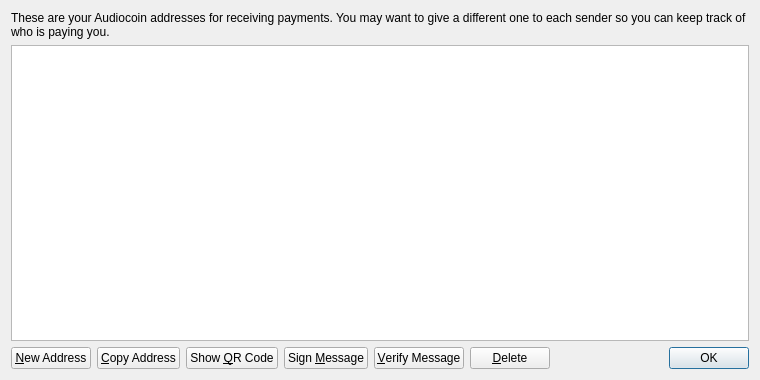
First picture: the form in src/qt/forms/addressbookpage.ui, repository aurovine/AudioCoin, before the edit.
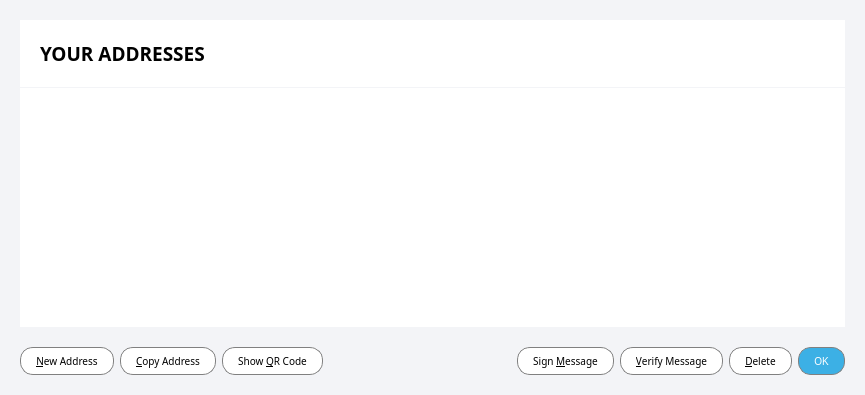
Second picture: the form after the edit. Icons and pictures are not drawn.

```diff
--- a/src/qt/forms/addressbookpage.ui
+++ b/src/qt/forms/addressbookpage.ui
@@ -6,44 +6,197 @@
    <rect>
     <x>0</x>
     <y>0</y>
-    <width>760</width>
-    <height>380</height>
+    <width>865</width>
+    <height>395</height>
    </rect>
   </property>
   <property name="windowTitle">
    <string>Address Book</string>
   </property>
-  <layout class="QVBoxLayout" name="verticalLayout">
+  <property name="styleSheet">
+   <string notr="true">QLineEdit { border: none; border-bottom: 2px solid #3cb0e5; padding: 3px 5px; background: transparent; }
+QLineEdit:disabled { border-color: #899399; }
+
+#AddressBookPage { background-color: #f3f4f7; }
+#headerWidget{ background-color: white; }
+#explanationWidget{ background-color: white; }
+#listWidget { background-color: white; }
+
+QTableView::item {
+	border: 0;
+	padding: 5px 15px;
+}
+
+QHeaderView::section {
+	font-family: 'Montserrat';
+	font-size: 10px;
+	padding: 5px 20px;
+	border: none;
+}
+
+QHeaderView::down_arrow {
+	image: url(:/icons/md/arrow_down);
+}
+
+QHeaderView::up_arrow {
+	image: url(:/icons/md/arrow_up);
+}</string>
+  </property>
+  <layout class="QVBoxLayout" name="verticalLayout" stretch="0,0">
+   <property name="spacing">
+    <number>0</number>
+   </property>
+   <property name="leftMargin">
+    <number>0</number>
+   </property>
+   <property name="topMargin">
+    <number>0</number>
+   </property>
+   <property name="rightMargin">
+    <number>0</number>
+   </property>
+   <property name="bottomMargin">
+    <number>0</number>
+   </property>
    <item>
-    <widget class="QLabel" name="labelExplanation">
+    <widget class="QWidget" name="verticalWidget" native="true">
+     <layout class="QVBoxLayout" name="verticalLayout_2" stretch="0,1">
+      <property name="spacing">
+       <number>1</number>
+      </property>
+      <property name="leftMargin">
+       <number>20</number>
+      </property>
+      <property name="topMargin">
+       <number>20</number>
+      </property>
+      <property name="rightMargin">
+       <number>20</number>
+      </property>
+      <property name="bottomMargin">
+       <number>0</number>
+      </property>
+      <item>
+       <widget class="QWidget" name="headerWidget" native="true">
+        <property name="styleSheet">
+         <string notr="true"/>
+        </property>
+        <layout class="QHBoxLayout" name="horizontalLayout_2">
+         <property name="leftMargin">
+          <number>20</number>
+         </property>
+         <property name="topMargin">
+          <number>20</number>
+         </property>
+         <property name="rightMargin">
+          <number>20</number>
+         </property>
+         <property name="bottomMargin">
+          <number>20</number>
+         </property>
+         <item>
+          <widget class="QLabel" name="title">
+           <property name="font">
+            <font>
+             <family>Montserrat</family>
+             <pointsize>14</pointsize>
+             <weight>75</weight>
+             <bold>true</bold>
+            </font>
+           </property>
      <property name="text">
-      <string>These are your Audiocoin addresses for receiving payments. You may want to give a different one to each sender so you can keep track of who is paying you.</string>
-     </property>
-     <property name="textFormat">
-      <enum>Qt::PlainText</enum>
-     </property>
-     <property name="wordWrap">
-      <bool>true</bool>
-     </property>
-    </widget>
-   </item>
+            <string>YOUR ADDRESSES</string>
+           </property>
+          </widget>
+         </item>
+         <item>
+          <spacer name="horizontalSpacer">
+           <property name="orientation">
+            <enum>Qt::Horizontal</enum>
+           </property>
+           <property name="sizeHint" stdset="0">
+            <size>
+             <width>40</width>
+             <height>0</height>
+            </size>
+           </property>
+          </spacer>
+         </item>
+         <item>
+          <widget class="QLabel" name="helpLabel">
+           <property name="text">
+            <string/>
+           </property>
+           <property name="pixmap">
+            <pixmap resource="../bitcoin.qrc">:/icons/md/question_mark_blue</pixmap>
+           </property>
+          </widget>
+         </item>
+        </layout>
+       </widget>
+      </item>
+      <item>
+       <widget class="QWidget" name="listWidget" native="true">
+        <property name="styleSheet">
+         <string notr="true"/>
+        </property>
+        <layout class="QHBoxLayout" name="listWidgetLayout">
+         <property name="leftMargin">
+          <number>0</number>
+         </property>
+         <property name="topMargin">
+          <number>0</number>
+         </property>
+         <property name="rightMargin">
+          <number>0</number>
+         </property>
+         <property name="bottomMargin">
+          <number>0</number>
+         </property>
    <item>
     <widget class="QTableView" name="tableView">
+           <property name="font">
+            <font>
+             <family>Montserrat</family>
+             <pointsize>12</pointsize>
+            </font>
+           </property>
      <property name="contextMenuPolicy">
       <enum>Qt::CustomContextMenu</enum>
      </property>
      <property name="toolTip">
       <string>Double-click to edit address or label</string>
      </property>
+           <property name="styleSheet">
+            <string notr="true">#tableView::item {
+	font-family: 'Montserrat';
+	font-size: 12px;
+}</string>
+           </property>
+           <property name="frameShape">
+            <enum>QFrame::NoFrame</enum>
+           </property>
+           <property name="frameShadow">
+            <enum>QFrame::Plain</enum>
+           </property>
+           <property name="lineWidth">
+            <number>0</number>
+           </property>
      <property name="tabKeyNavigation">
       <bool>false</bool>
      </property>
+           <property name="alternatingRowColors">
+            <bool>true</bool>
+           </property>
      <property name="selectionMode">
       <enum>QAbstractItemView::SingleSelection</enum>
      </property>
      <property name="selectionBehavior">
       <enum>QAbstractItemView::SelectRows</enum>
      </property>
+           <property name="showGrid">
+            <bool>false</bool>
+           </property>
      <property name="sortingEnabled">
       <bool>true</bool>
      </property>
@@ -52,10 +205,43 @@
      </attribute>
     </widget>
    </item>
+        </layout>
+       </widget>
+      </item>
+     </layout>
+    </widget>
+   </item>
    <item>
+    <widget class="QWidget" name="buttonWidget" native="true">
+     <property name="styleSheet">
+      <string notr="true">#buttonWidget { background-color: #f3f4f7; }
+
+QPushButton { font-family: 'Montserrat'; text-transform: uppercase; font-size: 10px; border: 1px solid gray; padding: 0px 15px; border-radius: 13px; min-height: 26px; max-height: 26px; background-color: white; }
+
+QPushButton:hover, QPushButton:pressed { background-color: #1c99d2; color: white; }
+QPushButton:disabled { background-color: white; color: gray; }</string>
+     </property>
     <layout class="QHBoxLayout" name="horizontalLayout">
+      <property name="leftMargin">
+       <number>20</number>
+      </property>
+      <property name="topMargin">
+       <number>20</number>
+      </property>
+      <property name="rightMargin">
+       <number>20</number>
+      </property>
+      <property name="bottomMargin">
+       <number>20</number>
+      </property>
      <item>
       <widget class="QPushButton" name="newAddressButton">
+        <property name="font">
+         <font>
+          <family>Montserrat</family>
+          <pointsize>-1</pointsize>
+         </font>
+        </property>
        <property name="toolTip">
         <string>Create a new address</string>
        </property>
@@ -66,6 +252,12 @@
      </item>
      <item>
       <widget class="QPushButton" name="copyToClipboard">
+        <property name="font">
+         <font>
+          <family>Montserrat</family>
+          <pointsize>-1</pointsize>
+         </font>
+        </property>
        <property name="toolTip">
         <string>Copy the currently selected address to the system clipboard</string>
        </property>
@@ -76,13 +268,38 @@
      </item>
      <item>
       <widget class="QPushButton" name="showQRCode">
+        <property name="font">
+         <font>
+          <family>Montserrat</family>
+          <pointsize>-1</pointsize>
+         </font>
+        </property>
        <property name="text">
         <string>Show &amp;QR Code</string>
        </property>
       </widget>
      </item>
+      <item>
+       <spacer name="horizontalSpacer_2">
+        <property name="orientation">
+         <enum>Qt::Horizontal</enum>
+        </property>
+        <property name="sizeHint" stdset="0">
+         <size>
+          <width>40</width>
+          <height>20</height>
+         </size>
+        </property>
+       </spacer>
+      </item>
      <item>
       <widget class="QPushButton" name="signMessage">
+        <property name="font">
+         <font>
+          <family>Montserrat</family>
+          <pointsize>-1</pointsize>
+         </font>
+        </property>
        <property name="toolTip">
         <string>Sign a message to prove you own a Audiocoin address</string>
        </property>
@@ -93,6 +310,12 @@
      </item>
      <item>
       <widget class="QPushButton" name="verifyMessage">
+        <property name="font">
+         <font>
+          <family>Montserrat</family>
+          <pointsize>-1</pointsize>
+         </font>
+        </property>
        <property name="toolTip">
         <string>Verify a message to ensure it was signed with a specified Audiocoin address</string>
        </property>
@@ -103,6 +326,12 @@
      </item>
      <item>
       <widget class="QPushButton" name="deleteButton">
+        <property name="font">
+         <font>
+          <family>Montserrat</family>
+          <pointsize>-1</pointsize>
+         </font>
+        </property>
        <property name="toolTip">
         <string>Delete the currently selected address from the list</string>
        </property>
@@ -112,32 +341,18 @@
       </widget>
      </item>
      <item>
-      <spacer name="horizontalSpacer">
-       <property name="orientation">
-        <enum>Qt::Horizontal</enum>
-       </property>
-       <property name="sizeHint" stdset="0">
-        <size>
-         <width>40</width>
-         <height>20</height>
-        </size>
-       </property>
-      </spacer>
-     </item>
-     <item>
-      <widget class="QDialogButtonBox" name="buttonBox">
-       <property name="sizePolicy">
-        <sizepolicy hsizetype="Maximum" vsizetype="Fixed">
-         <horstretch>0</horstretch>
-         <verstretch>0</verstretch>
-        </sizepolicy>
-       </property>
-       <property name="standardButtons">
-        <set>QDialogButtonBox::Ok</set>
+       <widget class="QPushButton" name="okButton">
+        <property name="styleSheet">
+         <string notr="true">#okButton { background-color: #3cb0e5; color: white; border: 1px solid gray; }
+#okButton:hover, #okButton:pressed { background-color: #1c99d2; }</string>
+        </property>
+        <property name="text">
+         <string>OK</string>
        </property>
       </widget>
      </item>
     </layout>
+    </widget>
    </item>
   </layout>
  </widget>
```
Lines whose indentation alone changed are shown as unchanged.
